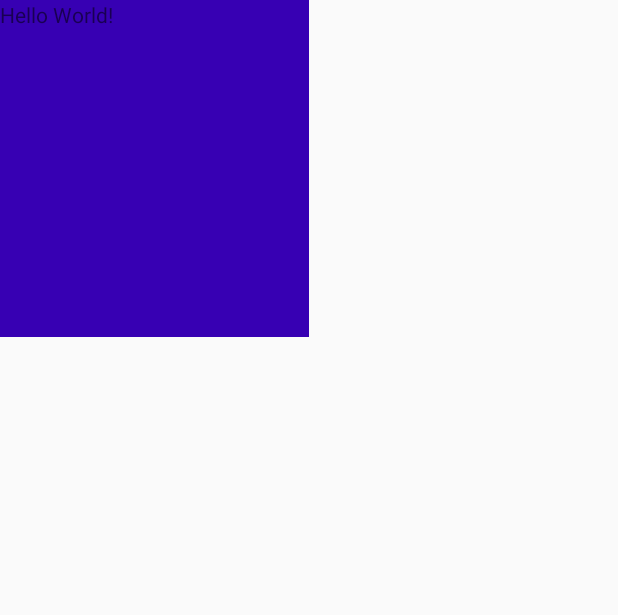
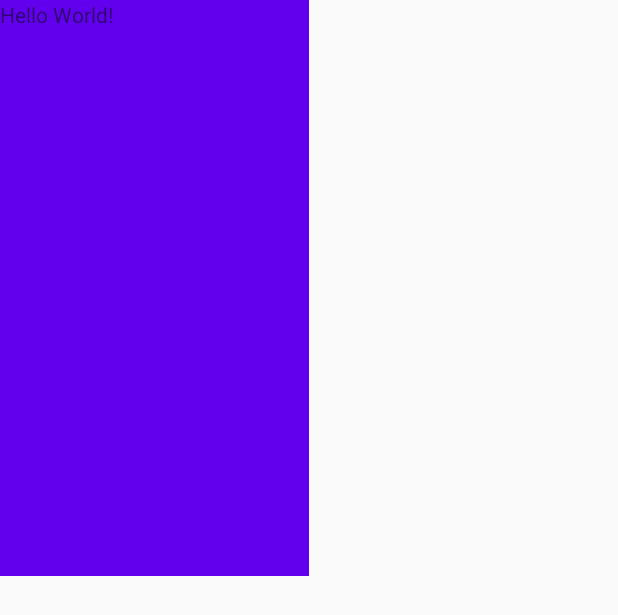
Before and after one commit to onebee/Roc, an Android app: the layout activity_main.xml on its own in the app's theme, with its tools: preview values and no code run, on a phone screen of 412 x 824 dp. Shown: the top 615 px of the screen. Run offline under Robolectric (Android 15) with nearby library versions, the phone set to English and light mode, and no system bars.

Commit message:
update 百分比布局

```diff
--- a/screenadapter/build.gradle
+++ b/screenadapter/build.gradle
@@ -29,5 +29,5 @@ dependencies {
     testImplementation 'junit:junit:4.12'
     androidTestImplementation 'androidx.test.ext:junit:1.1.2'
     androidTestImplementation 'androidx.test.espresso:espresso-core:3.3.0'
-
+    implementation "androidx.percentlayout:percentlayout:1.0.0"
 }
--- a/screenadapter/src/main/java/com/one/screenadapter/MainActivity.java
+++ b/screenadapter/src/main/java/com/one/screenadapter/MainActivity.java
@@ -1,10 +1,9 @@
 package com.one.screenadapter;
 
+import android.app.Activity;
 import android.os.Bundle;
 
-import androidx.appcompat.app.AppCompatActivity;
-
-public class MainActivity extends AppCompatActivity {
+public class MainActivity extends Activity {
 
     @Override
     protected void onCreate(Bundle savedInstanceState) {
--- /dev/null
+++ b/screenadapter/src/main/java/com/one/screenadapter/PercentLayout.java
@@ -0,0 +1,103 @@
+package com.one.screenadapter;
+
+import android.content.Context;
+import android.content.res.TypedArray;
+import android.util.AttributeSet;
+import android.view.View;
+import android.view.ViewGroup;
+import android.widget.RelativeLayout;
+
+/**
+ * @author diaokaibin@gmail.com on 2020/9/11.
+ */
+public class PercentLayout extends RelativeLayout {
+    public PercentLayout(Context context, AttributeSet attrs) {
+        super(context, attrs);
+    }
+
+
+    @Override
+    protected void onMeasure(int widthMeasureSpec, int heightMeasureSpec) {
+        super.onMeasure(widthMeasureSpec, heightMeasureSpec);
+        int widthSize = MeasureSpec.getSize(widthMeasureSpec);
+        int heightSize = MeasureSpec.getSize(heightMeasureSpec);
+        int count = getChildCount();
+        for (int i = 0; i < count; i++) {
+            View child = getChildAt(i);
+            ViewGroup.LayoutParams params = child.getLayoutParams();
+            // 如果是百分比布局
+            if (checkLayoutParams(params)) {
+                LayoutParams lp = (LayoutParams) params;
+
+                float widthPercent = lp.widthPercent;
+                float heightPercent = lp.heightPercent;
+                float marginTopPercent = lp.marginTopPercent;
+                float marginLeftPercent = lp.marginLeftPercent;
+                float marginRightPercent = lp.marginRightPercent;
+                float marginBottomPercent = lp.marginBottomPercent;
+                if (widthPercent > 0) {
+                    params.width = (int) (widthSize * widthPercent);
+                }
+
+
+                if (heightPercent > 0) {
+                    params.height = (int) (heightSize * heightPercent);
+                }
+
+
+                if (marginTopPercent > 0) {
+                    ((LayoutParams) params).topMargin = (int) (heightSize * marginTopPercent);
+                }
+                if (marginBottomPercent > 0) {
+                    ((LayoutParams) params).bottomMargin = (int) (heightSize * marginBottomPercent);
+                }
+
+
+                if (marginLeftPercent > 0) {
+                    ((LayoutParams) params).leftMargin = (int) (widthSize * marginLeftPercent);
+                }
+                if (marginRightPercent > 0) {
+                    ((LayoutParams) params).rightMargin = (int) (widthPercent * marginRightPercent);
+                }
+
+            }
+
+        }
+
+    }
+
+    @Override
+    protected boolean checkLayoutParams(ViewGroup.LayoutParams p) {
+        return p instanceof LayoutParams;
+    }
+
+    @Override
+    public RelativeLayout.LayoutParams generateLayoutParams(AttributeSet attrs) {
+        return new LayoutParams(getContext(), attrs);
+    }
+
+    public static class LayoutParams extends RelativeLayout.LayoutParams {
+
+        private float widthPercent;
+        private float heightPercent;
+        private float marginTopPercent;
+        private float marginLeftPercent;
+        private float marginRightPercent;
+        private float marginBottomPercent;
+
+        public LayoutParams(Context c, AttributeSet attrs) {
+            super(c, attrs);
+            TypedArray a = c.obtainStyledAttributes(attrs, R.styleable.PercentLayout);
+            widthPercent = a.getFloat(R.styleable.PercentLayout_widthPercent, 0);
+            heightPercent = a.getFloat(R.styleable.PercentLayout_heightPercent, 0);
+            marginTopPercent = a.getFloat(R.styleable.PercentLayout_marginTopPercent, 0);
+            marginLeftPercent = a.getFloat(R.styleable.PercentLayout_marginLeftPercent, 0);
+            marginRightPercent = a.getFloat(R.styleable.PercentLayout_marginRightPercent, 0);
+            marginBottomPercent = a.getFloat(R.styleable.PercentLayout_marginBottomPercent, 0);
+            a.recycle();
+
+
+        }
+    }
+
+}
--- a/screenadapter/src/main/java/com/one/screenadapter/UIUtils.java
+++ b/screenadapter/src/main/java/com/one/screenadapter/UIUtils.java
@@ -2,6 +2,7 @@ package com.one.screenadapter;
 
 import android.content.Context;
 import android.util.DisplayMetrics;
+import android.util.Log;
 import android.view.WindowManager;
 
 /**
@@ -9,6 +10,8 @@ import android.view.WindowManager;
  */
 public class UIUtils {
 
+
+    private String TAG = this.getClass().getSimpleName();
 
     private static UIUtils UIUtils;
 
@@ -38,6 +41,9 @@ public class UIUtils {
                     mDisplayWidth = displayMetrics.widthPixels;
                     mDisplayHeight = displayMetrics.heightPixels - getStatusBarHeight(context);
                 }
+
+                Log.i(TAG, " displayMetrics.widthPixels =  " + displayMetrics.widthPixels);
+                Log.i(TAG, "  displayMetrics.heightPixels =  " + displayMetrics.heightPixels);
 
             }
 
--- a/screenadapter/src/main/res/layout/activity_main.xml
+++ b/screenadapter/src/main/res/layout/activity_main.xml
@@ -1,5 +1,5 @@
 <?xml version="1.0" encoding="utf-8"?>
-<com.one.screenadapter.ScreenAdapterLayout xmlns:android="http://schemas.android.com/apk/res/android"
+<com.one.screenadapter.PercentLayout xmlns:android="http://schemas.android.com/apk/res/android"
     xmlns:app="http://schemas.android.com/apk/res-auto"
     xmlns:tools="http://schemas.android.com/tools"
     android:layout_width="match_parent"
@@ -7,13 +7,18 @@
     tools:context=".MainActivity">
 
     <TextView
-        android:background="@color/colorPrimaryDark"
-        android:layout_width="540px"
-        android:layout_height="540px"
+        android:layout_width="wrap_content"
+        android:layout_height="wrap_content"
+        android:background="@color/colorPrimary"
         android:text="Hello World!"
+        app:heightPercent="0.5"
+        app:widthPercent="0.5"
         app:layout_constraintBottom_toBottomOf="parent"
         app:layout_constraintLeft_toLeftOf="parent"
         app:layout_constraintRight_toRightOf="parent"
-        app:layout_constraintTop_toTopOf="parent" />
+        app:layout_constraintTop_toTopOf="parent"
 
-</com.one.screenadapter.ScreenAdapterLayout>
+
+        />
+
+</com.one.screenadapter.PercentLayout>
--- /dev/null
+++ b/screenadapter/src/main/res/values/attrs.xml
@@ -0,0 +1,13 @@
+<?xml version="1.0" encoding="utf-8"?>
+<resources>
+
+    <declare-styleable name="PercentLayout">
+        <attr name="widthPercent" format="float" />
+        <attr name="heightPercent" format="float" />
+        <attr name="marginTopPercent" format="float" />
+        <attr name="marginLeftPercent" format="float" />
+        <attr name="marginRightPercent" format="float" />
+        <attr name="marginBottomPercent" format="float" />
+    </declare-styleable>
+
+</resources>
```
